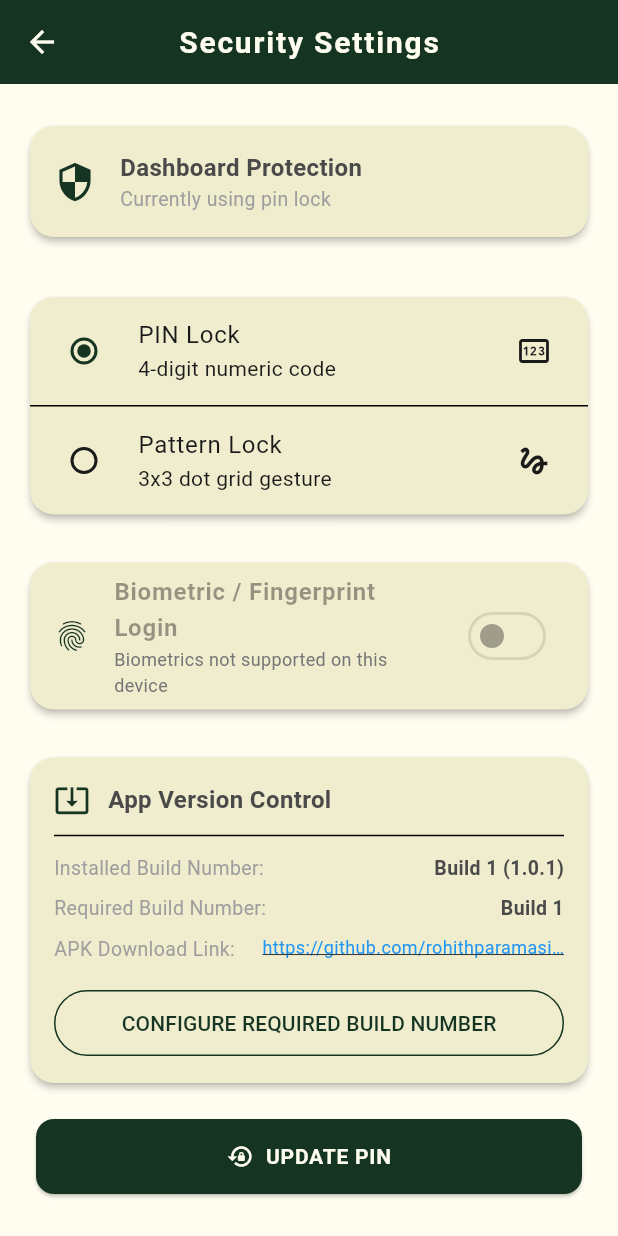
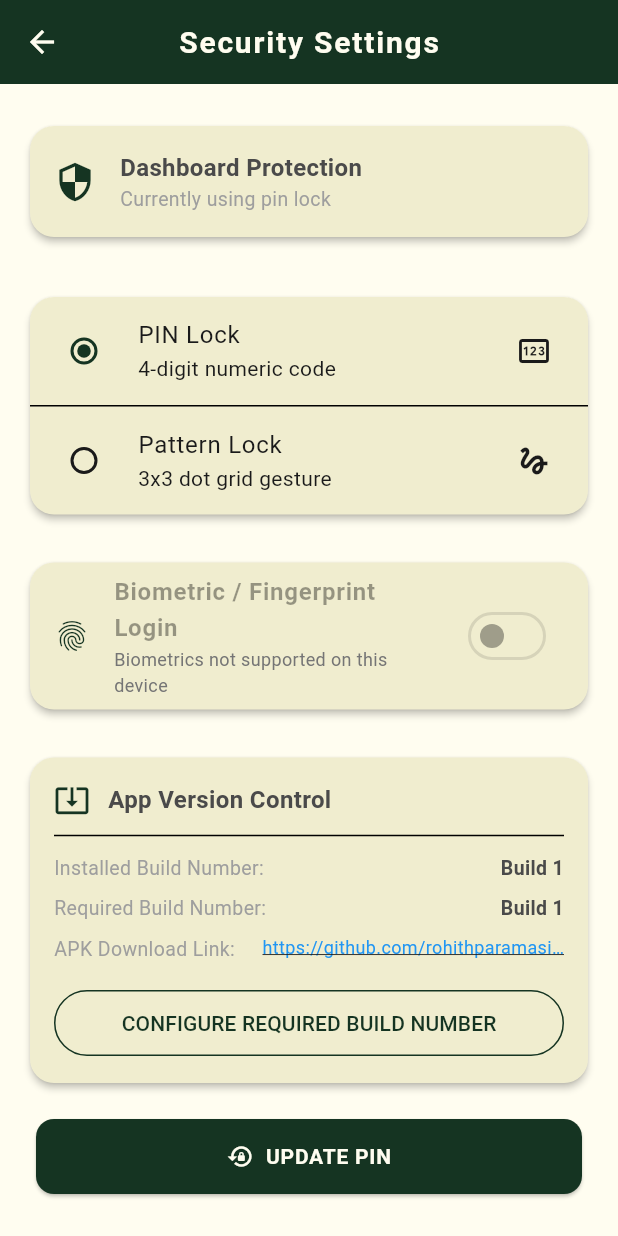
Before and after one commit to rohithparamasivam1125-gif/Dhkin-mobiles, a Flutter app: the SecuritySettingsScreen screen opened directly, on a phone screen of 412 x 824 dp. Run offline on Flutter 3.47's test engine with Material 3 defaults, Android fonts, the phone set to English and light mode, and no system bars; our stand-ins replace cloud_firestore, firebase_auth, firebase_core, firebase_messaging, flutter_local_notifications, image_picker and 5 more; missing offline and left inert: onesignal_flutter; accounts and stored records are empty.

Commit message:
Clean up build number display to show only build numbers

```diff
--- a/lib/screens/owner/security_settings.dart
+++ b/lib/screens/owner/security_settings.dart
@@ -322,7 +322,7 @@ class _SecuritySettingsScreenState extends State<SecuritySettingsScreen> {
               mainAxisAlignment: MainAxisAlignment.spaceBetween,
               children: [
                 const Text('Installed Build Number:', style: TextStyle(color: Colors.grey, fontSize: 13)),
-                Text('Build $kCurrentVersionCode ($kCurrentVersionName)', style: const TextStyle(fontWeight: FontWeight.w600, fontSize: 13)),
+                Text('Build $kCurrentVersionCode', style: const TextStyle(fontWeight: FontWeight.w600, fontSize: 13)),
               ],
             ),
             const SizedBox(height: 8),
```
